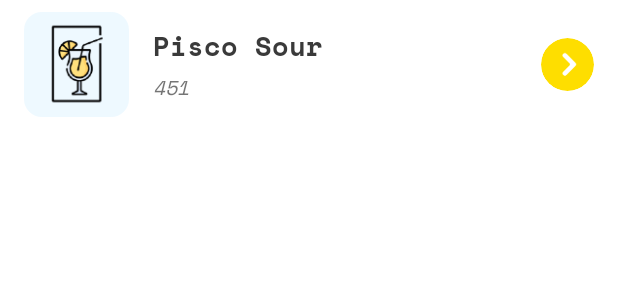
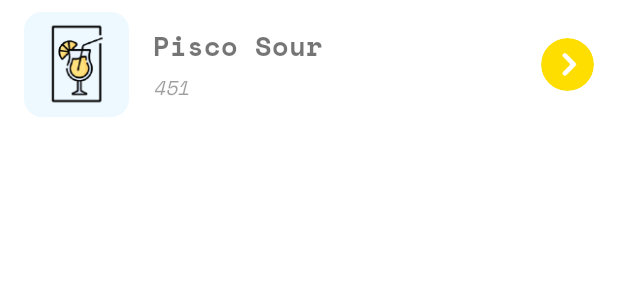
Before and after one commit to erickvaldez26/CocktailApp, an Android app: the layout cocktail_item.xml on its own in the app's theme, with its tools: preview values and no code run, on a phone screen of 412 x 824 dp. Shown: the top 300 px of the screen. Run offline under Robolectric (Android 15) with nearby library versions, the phone set to English and light mode, and no system bars.

Commit message:
fix: update dark mode and fix safe area layout

```diff
--- a/app/src/main/res/layout/cocktail_item.xml
+++ b/app/src/main/res/layout/cocktail_item.xml
@@ -20,12 +20,13 @@
             android:id="@+id/imgCocktailItem"
             android:layout_width="match_parent"
             android:layout_height="match_parent"
-            android:src="@mipmap/ic_launcher" />
+            android:src="@mipmap/ic_launcher"
+            android:contentDescription="@string/image_content" />
 
     </androidx.cardview.widget.CardView>
 
     <LinearLayout
-        android:layout_width="wrap_content"
+        android:layout_width="0dp"
         android:layout_height="match_parent"
         android:layout_weight="14"
         android:gravity="center_vertical"
@@ -36,7 +37,6 @@
             android:id="@+id/txtNameCocktailItem"
             android:layout_width="match_parent"
             android:layout_height="wrap_content"
-            android:textColor="@color/textColor"
             android:textSize="18sp"
             android:textStyle="normal"
             android:fontFamily="@font/space_mono_bold"
@@ -49,7 +49,6 @@
             android:layout_height="wrap_content"
             android:alpha=".7"
             tools:text="451"
-            android:textColor="@color/textColor"
             android:fontFamily="@font/space_mono"
             android:textSize="13sp"
             android:textStyle="italic" />
@@ -68,7 +67,8 @@
             android:id="@+id/btnGoToDetails"
             android:layout_width="match_parent"
             android:layout_height="match_parent"
-            android:src="@drawable/ic_go_to" />
+            android:src="@drawable/ic_go_to"
+            android:contentDescription="@string/image_content" />
 
     </androidx.cardview.widget.CardView>
 
--- a/app/src/main/res/layout/fragment_cocktail_detail.xml
+++ b/app/src/main/res/layout/fragment_cocktail_detail.xml
@@ -11,7 +11,7 @@
         android:layout_width="200dp"
         android:layout_height="200dp"
         android:layout_marginStart="16dp"
-        android:layout_marginTop="42dp"
+        android:layout_marginTop="62dp"
         android:background="@color/placeholder"
         android:contentDescription="@string/content_photo_to_cocktail"
         app:layout_constraintStart_toStartOf="parent"
@@ -26,7 +26,6 @@
         android:layout_marginTop="10dp"
         android:background="@color/placeholder"
         android:fontFamily="@font/space_mono_bold"
-        android:textColor="@color/textColor"
         android:textSize="22sp"
         app:layout_constraintStart_toStartOf="parent"
         app:layout_constraintTop_toBottomOf="@+id/imgCocktail"
@@ -39,7 +38,6 @@
         android:layout_marginTop="28dp"
         android:alpha=".7"
         android:background="@color/placeholder"
-        android:textColor="@color/textColor"
         android:textSize="14sp"
         android:textStyle="italic"
         app:layout_constraintStart_toStartOf="@+id/txtNameCocktail"
@@ -54,7 +52,6 @@
         android:layout_marginTop="16dp"
         android:background="@color/placeholder"
         android:fontFamily="@font/space_mono"
-        android:textColor="@color/textColor"
         android:textSize="15sp"
         app:layout_constraintEnd_toEndOf="parent"
         app:layout_constraintStart_toStartOf="parent"
--- a/app/src/main/res/layout/fragment_cocktails.xml
+++ b/app/src/main/res/layout/fragment_cocktails.xml
@@ -11,10 +11,10 @@
         android:id="@+id/textView"
         android:layout_width="match_parent"
         android:layout_height="wrap_content"
+        android:layout_marginTop="22dp"
         android:fontFamily="@font/space_mono_bold"
         android:text="@string/titleApp"
         android:textAlignment="center"
-        android:textColor="#3a3a3a"
         android:textSize="22sp"
         android:textStyle="bold"
         app:layout_constraintEnd_toEndOf="parent"
--- a/app/src/main/res/values-night/themes.xml
+++ b/app/src/main/res/values-night/themes.xml
@@ -26,7 +26,7 @@
         <item name="android:paddingBottom">8dp</item>
         <item name="android:paddingStart">12dp</item>
         <item name="android:paddingEnd">12dp</item>
-        <item name="android:textColor">@color/textColor</item>
+        <item name="android:textColor">@color/textColorDark</item>
         <item name="android:textColorHint">@color/hint</item>
         <item name="android:textSize">14sp</item>
     </style>
--- a/app/src/main/res/values/colors.xml
+++ b/app/src/main/res/values/colors.xml
@@ -13,4 +13,5 @@
     <color name="hint">#A3A3A3</color>
 
     <color name="textColor">#3a3a3a</color>
+    <color name="textColorDark">#F3F3F3</color>
 </resources>
--- a/app/src/main/res/values/strings.xml
+++ b/app/src/main/res/values/strings.xml
@@ -7,4 +7,5 @@
     <string name="preparation">Preparación:</string>
     <string name="content_photo_to_cocktail">Photo to cocktail</string>
     <string name="content_random_cocktail">Random cocktail</string>
+    <string name="image_content">Imagen con contenido</string>
 </resources>
```
